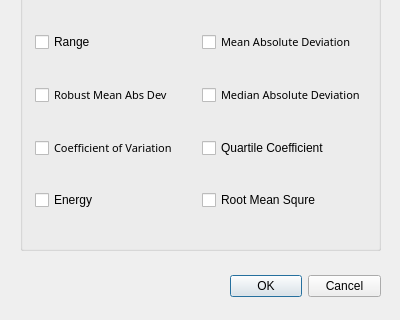
Jiwon-Hwang/Radiomics-Feature-Extraction, file platform/popup_Statistics.ui: the form before one commit; both pictures show x 0 to 400 and y 360 to 680 of the 400 by 680 pixel window.
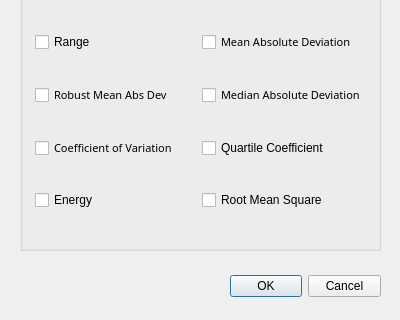
The form after the commit.

Patch:
```diff
--- a/platform/popup_Statistics.ui
+++ b/platform/popup_Statistics.ui
@@ -75,7 +75,7 @@
        <bool>false</bool>
       </property>
       <property name="text">
-       <string>Root Mean Squre</string>
+       <string>Root Mean Square</string>
       </property>
       <property name="checked">
        <bool>false</bool>
```
Left out of the diff: 2 changed lines with no effect on the pictures.
